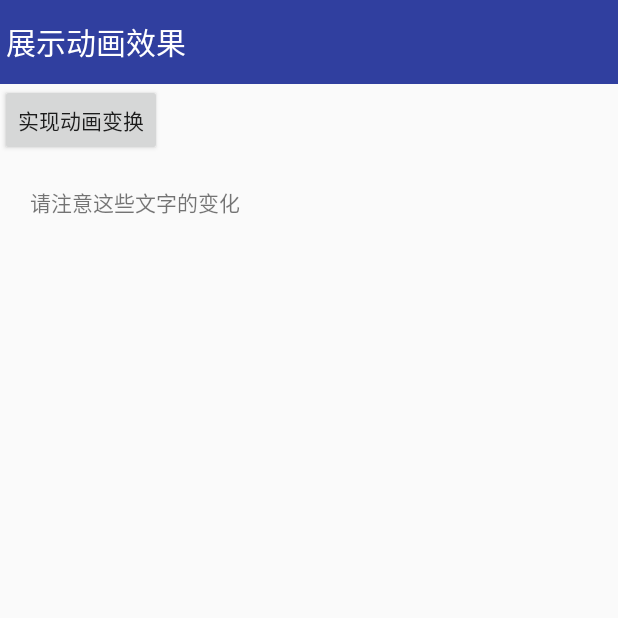
After one commit to AngleLong/NewMaterialDesign, an Android app: the TransitionManagerActivity screen opened directly, with no data from a screen before it, on a phone screen of 412 x 824 dp, the top half of it. The commit adds this screen. Run offline under Robolectric (Android 15) with nearby library versions, the phone set to English and light mode, and no system bars; libraries missing offline, so code that uses them is left out: com.transitionseverywhere.

Commit message:
'添加了5.0新动画'

```diff
--- a/app/build.gradle
+++ b/app/build.gradle
@@ -27,4 +27,5 @@ dependencies {
     androidTestImplementation 'com.android.support.test:runner:1.0.1'
     androidTestImplementation 'com.android.support.test.espresso:espresso-core:3.0.1'
     implementation 'com.android.support:design:26.1.0'
+    compile "com.andkulikov:transitionseverywhere:1.7.9"
 }
--- a/app/src/main/AndroidManifest.xml
+++ b/app/src/main/AndroidManifest.xml
@@ -20,8 +20,10 @@
         <activity android:name=".toolbar.DefaultToolbarActivity" />
         <activity android:name=".toolbar.WithFragmentActivity" />
         <activity android:name=".toolbar.YunActivity" />
-        <activity android:name=".navigation.NavigationActivity"
-            android:theme="@style/BaseTheme"/>
+        <activity
+            android:name=".navigation.NavigationActivity"
+            android:theme="@style/BaseTheme" />
+        <activity android:name=".animation.TransitionManagerActivity"></activity>
     </application>
 
 </manifest>
--- /dev/null
+++ b/app/src/main/java/com/jinlong/newmaterialdesign/animation/TransitionManagerActivity.java
@@ -0,0 +1,60 @@
+package com.jinlong.newmaterialdesign.animation;
+
+import android.os.Build;
+import android.support.constraint.ConstraintLayout;
+import android.support.transition.Transition;
+import android.support.v7.app.AppCompatActivity;
+import android.os.Bundle;
+import android.transition.Fade;
+import android.transition.Scene;
+import android.transition.Slide;
+import android.transition.TransitionManager;
+import android.view.Gravity;
+import android.view.View;
+import android.widget.TextView;
+
+import com.jinlong.newmaterialdesign.R;
+import com.transitionseverywhere.Recolor;
+
+/**
+ * 这个适用于展示TransitionManager的动画效果
+ */
+public class TransitionManagerActivity extends AppCompatActivity {
+
+    private ConstraintLayout mCl_root;
+    private TextView mTvText;
+
+    @Override
+    protected void onCreate(Bundle savedInstanceState) {
+        super.onCreate(savedInstanceState);
+        setContentView(R.layout.activity_transition_manager);
+
+        initView();
+    }
+
+    private void initView() {
+        mCl_root = findViewById(R.id.cl_root);
+        mTvText = findViewById(R.id.tv_text);
+    }
+
+
+    public void animation(View view) {
+        //首先这里beginDelayedTransition开启的是一个默认的动画，若果你想用别的可以用Go那个方法
+//        if (Build.VERSION.SDK_INT > 19) {
+//            Slide slide = new Slide(Gravity.RIGHT);
+//            TransitionManager.beginDelayedTransition(mCl_root, slide);
+//        } else {
+//            android.support.transition.Slide slide = new android.support.transition.Slide()
+//            com.transitionseverywhere.TransitionManager.beginDelayedTransition(mCl_root,fade);
+//        }
+        android.support.transition.Slide slide = new android.support.transition.Slide(Gravity.BOTTOM);
+        slide.setDuration(2000);
+        android.support.transition.TransitionManager.beginDelayedTransition(mCl_root, slide);
+
+        if (mTvText.getVisibility() == View.VISIBLE) {
+            mTvText.setVisibility(View.GONE);
+        } else {
+            mTvText.setVisibility(View.VISIBLE);
+        }
+    }
+}
--- /dev/null
+++ b/app/src/main/res/layout/activity_transition_manager.xml
@@ -0,0 +1,33 @@
+<?xml version="1.0" encoding="utf-8"?>
+<android.support.constraint.ConstraintLayout xmlns:android="http://schemas.android.com/apk/res/android"
+    xmlns:app="http://schemas.android.com/apk/res-auto"
+    xmlns:tools="http://schemas.android.com/tools"
+    android:id="@+id/cl_root"
+    android:layout_width="match_parent"
+    android:layout_height="match_parent"
+    tools:context="com.jinlong.newmaterialdesign.animation.TransitionManagerActivity">
+
+    <android.support.v7.widget.Toolbar
+        android:id="@+id/toolbar"
+        android:layout_width="match_parent"
+        android:layout_height="?attr/actionBarSize"
+        android:background="@color/colorPrimaryDark"
+        app:title="展示动画效果"
+        app:titleTextColor="@android:color/white" />
+
+    <Button
+        android:id="@+id/btn_animation"
+        android:layout_width="wrap_content"
+        android:layout_height="wrap_content"
+        android:onClick="animation"
+        android:text="实现动画变换"
+        app:layout_constraintTop_toBottomOf="@id/toolbar" />
+
+    <TextView
+        android:id="@+id/tv_text"
+        android:layout_width="wrap_content"
+        android:layout_height="wrap_content"
+        android:padding="20dp"
+        android:text="请注意这些文字的变化"
+        app:layout_constraintTop_toBottomOf="@id/btn_animation" />
+</android.support.constraint.ConstraintLayout>
```
Also changed, not shown: app/src/main/java/com/jinlong/newmaterialdesign/MainActivity.java (+14 -2 lines), app/src/main/res/layout/activity_main.xml (+7 -0 lines).
